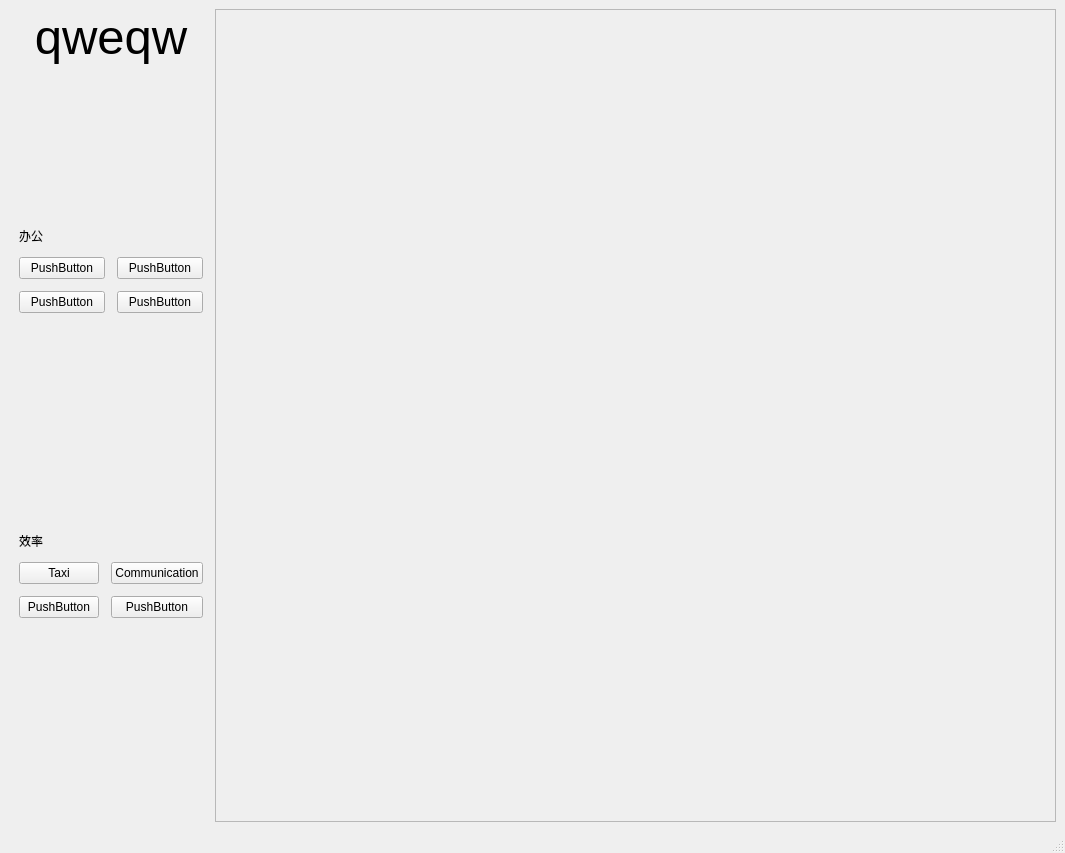
The window that PythonProjects/OmronOfficeSystem/Ui.ui (MmMmMqianq/OmronOfficeSystem) describes before a commit, drawn with Qt 5.
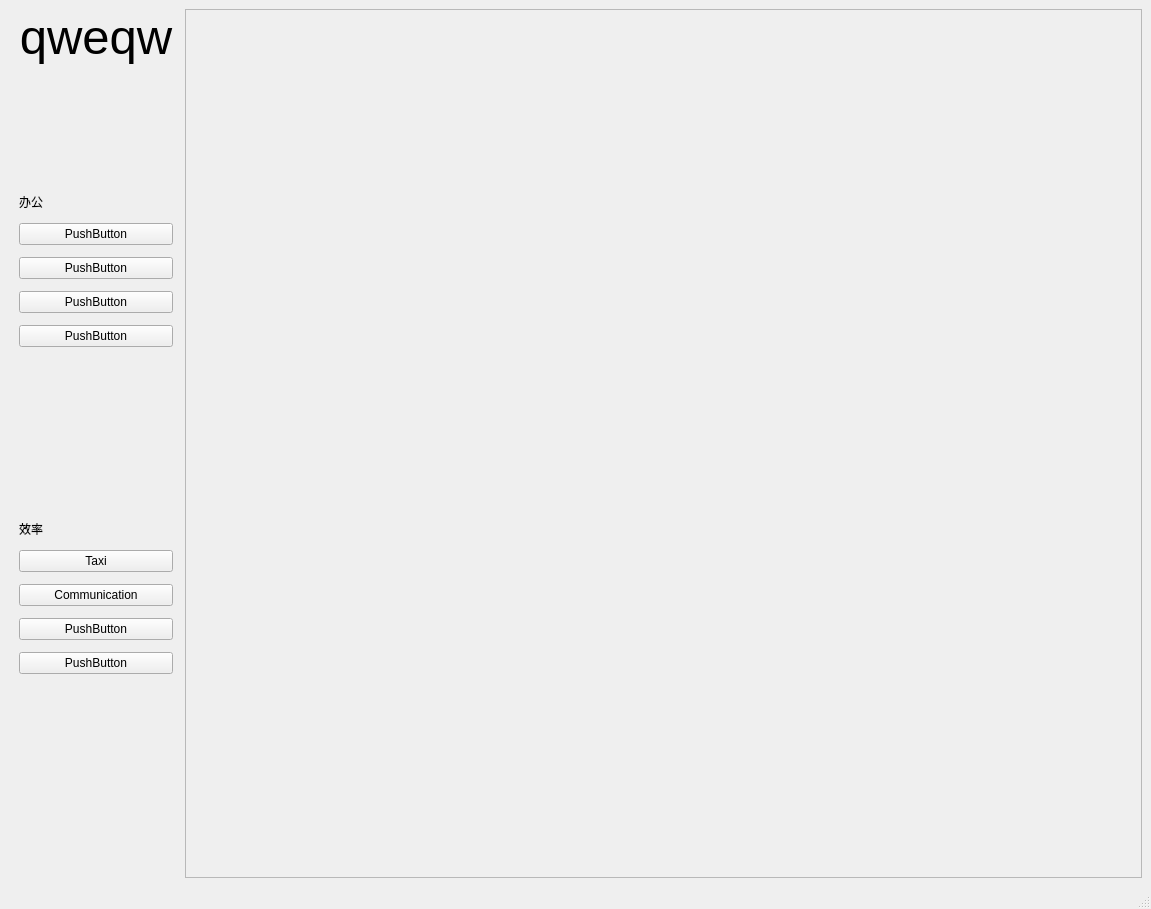
The same window after the commit.

```diff
--- a/PythonProjects/OmronOfficeSystem/Ui.ui
+++ b/PythonProjects/OmronOfficeSystem/Ui.ui
@@ -6,14 +6,20 @@
    <rect>
     <x>0</x>
     <y>0</y>
-    <width>1065</width>
-    <height>853</height>
+    <width>1151</width>
+    <height>909</height>
    </rect>
   </property>
+  <property name="sizePolicy">
+   <sizepolicy hsizetype="Preferred" vsizetype="Preferred">
+    <horstretch>0</horstretch>
+    <verstretch>0</verstretch>
+   </sizepolicy>
+  </property>
   <property name="minimumSize">
    <size>
-    <width>1065</width>
-    <height>853</height>
+    <width>0</width>
+    <height>0</height>
    </size>
   </property>
   <property name="windowTitle">
@@ -102,39 +108,63 @@
          </widget>
         </item>
         <item>
-         <layout class="QGridLayout" name="gridLayout">
+         <layout class="QVBoxLayout" name="verticalLayout_3">
+          <property name="spacing">
+           <number>-1</number>
+          </property>
           <property name="sizeConstraint">
            <enum>QLayout::SetDefaultConstraint</enum>
           </property>
           <property name="topMargin">
            <number>0</number>
           </property>
-          <property name="spacing">
-           <number>-1</number>
-          </property>
-          <item row="1" column="0">
-           <widget class="QPushButton" name="pushButton_2">
+          <item>
+           <widget class="QPushButton" name="pushButton">
+            <property name="sizePolicy">
+             <sizepolicy hsizetype="Minimum" vsizetype="Fixed">
+              <horstretch>0</horstretch>
+              <verstretch>0</verstretch>
+             </sizepolicy>
+            </property>
             <property name="text">
              <string>PushButton</string>
             </property>
            </widget>
           </item>
-          <item row="0" column="1">
+          <item>
            <widget class="QPushButton" name="pushButton_3">
+            <property name="sizePolicy">
+             <sizepolicy hsizetype="Minimum" vsizetype="Fixed">
+              <horstretch>0</horstretch>
+              <verstretch>0</verstretch>
+             </sizepolicy>
+            </property>
             <property name="text">
              <string>PushButton</string>
             </property>
            </widget>
           </item>
-          <item row="1" column="1">
+          <item>
            <widget class="QPushButton" name="pushButton_4">
+            <property name="sizePolicy">
+             <sizepolicy hsizetype="Minimum" vsizetype="Fixed">
+              <horstretch>0</horstretch>
+              <verstretch>0</verstretch>
+             </sizepolicy>
+            </property>
             <property name="text">
              <string>PushButton</string>
             </property>
            </widget>
           </item>
-          <item row="0" column="0">
-           <widget class="QPushButton" name="pushButton">
+          <item>
+           <widget class="QPushButton" name="pushButton_2">
+            <property name="sizePolicy">
+             <sizepolicy hsizetype="Minimum" vsizetype="Fixed">
+              <horstretch>0</horstretch>
+              <verstretch>0</verstretch>
+             </sizepolicy>
+            </property>
             <property name="text">
              <string>PushButton</string>
             </property>
@@ -159,9 +189,15 @@
          </widget>
         </item>
         <item>
-         <layout class="QGridLayout" name="gridLayout_2">
-          <item row="0" column="0">
+         <layout class="QVBoxLayout" name="verticalLayout_4">
+          <item>
            <widget class="QPushButton" name="taxiButton">
+            <property name="sizePolicy">
+             <sizepolicy hsizetype="Minimum" vsizetype="Fixed">
+              <horstretch>0</horstretch>
+              <verstretch>0</verstretch>
+             </sizepolicy>
+            </property>
             <property name="cursor">
              <cursorShape>PointingHandCursor</cursorShape>
             </property>
@@ -170,22 +206,40 @@
             </property>
            </widget>
           </item>
-          <item row="1" column="0">
-           <widget class="QPushButton" name="pushButton_7">
-            <property name="text">
-             <string>PushButton</string>
-            </property>
-           </widget>
-          </item>
-          <item row="0" column="1">
+          <item>
            <widget class="QPushButton" name="commBtn">
+            <property name="sizePolicy">
+             <sizepolicy hsizetype="Minimum" vsizetype="Fixed">
+              <horstretch>0</horstretch>
+              <verstretch>0</verstretch>
+             </sizepolicy>
+            </property>
             <property name="text">
              <string>Communication</string>
             </property>
            </widget>
           </item>
-          <item row="1" column="1">
+          <item>
+           <widget class="QPushButton" name="pushButton_7">
+            <property name="sizePolicy">
+             <sizepolicy hsizetype="Minimum" vsizetype="Fixed">
+              <horstretch>0</horstretch>
+              <verstretch>0</verstretch>
+             </sizepolicy>
+            </property>
+            <property name="text">
+             <string>PushButton</string>
+            </property>
+           </widget>
+          </item>
+          <item>
            <widget class="QPushButton" name="pushButton_5">
+            <property name="sizePolicy">
+             <sizepolicy hsizetype="Minimum" vsizetype="Fixed">
+              <horstretch>0</horstretch>
+              <verstretch>0</verstretch>
+             </sizepolicy>
+            </property>
             <property name="text">
              <string>PushButton</string>
             </property>
```
Left out of the diff: 9 changed lines with no effect on the pictures.
